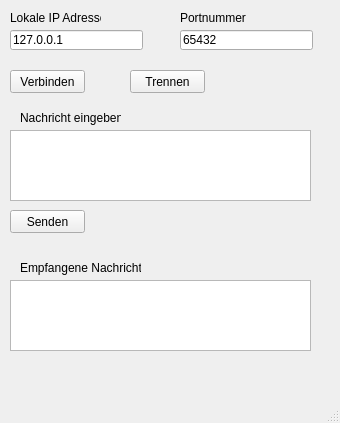
Above: ChatClientGui.ui from UwePabst91052/Exercises before the change. Below: the same form after it.
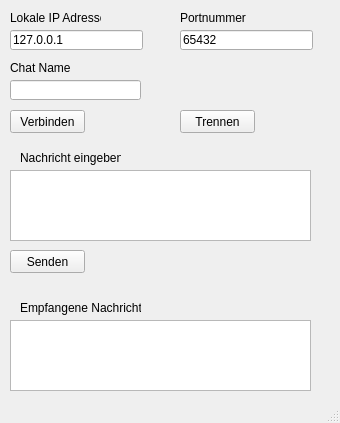
That is the form after the change.

Commit message: new feature: use chat name for connecting to server like a login

Diff of the .ui file:
```diff
--- a/ChatClientGui.ui
+++ b/ChatClientGui.ui
@@ -70,7 +70,7 @@
     <property name="geometry">
      <rect>
       <x>20</x>
-      <y>110</y>
+      <y>150</y>
       <width>101</width>
       <height>16</height>
      </rect>
@@ -83,7 +83,7 @@
     <property name="geometry">
      <rect>
       <x>10</x>
-      <y>210</y>
+      <y>250</y>
       <width>75</width>
       <height>23</height>
      </rect>
@@ -96,7 +96,7 @@
     <property name="geometry">
      <rect>
       <x>10</x>
-      <y>70</y>
+      <y>110</y>
       <width>75</width>
       <height>23</height>
      </rect>
@@ -108,8 +108,8 @@
    <widget class="QPushButton" name="disconnectButton">
     <property name="geometry">
      <rect>
-      <x>130</x>
-      <y>70</y>
+      <x>180</x>
+      <y>110</y>
       <width>75</width>
       <height>23</height>
      </rect>
@@ -122,7 +122,7 @@
     <property name="geometry">
      <rect>
       <x>10</x>
-      <y>130</y>
+      <y>170</y>
       <width>301</width>
       <height>71</height>
      </rect>
@@ -132,7 +132,7 @@
     <property name="geometry">
      <rect>
       <x>20</x>
-      <y>260</y>
+      <y>300</y>
       <width>121</width>
       <height>16</height>
      </rect>
@@ -145,12 +145,35 @@
     <property name="geometry">
      <rect>
       <x>10</x>
-      <y>280</y>
+      <y>320</y>
       <width>301</width>
       <height>71</height>
      </rect>
     </property>
    </widget>
+   <widget class="QLabel" name="label_5">
+    <property name="geometry">
+     <rect>
+      <x>10</x>
+      <y>60</y>
+      <width>91</width>
+      <height>16</height>
+     </rect>
+    </property>
+    <property name="text">
+     <string>Chat Name</string>
+    </property>
+   </widget>
+   <widget class="QLineEdit" name="lineEdit_3">
+    <property name="geometry">
+     <rect>
+      <x>10</x>
+      <y>80</y>
+      <width>131</width>
+      <height>20</height>
+     </rect>
+    </property>
+   </widget>
   </widget>
   <widget class="QMenuBar" name="menubar">
    <property name="geometry">
```
The commit also changes 1 other file.
